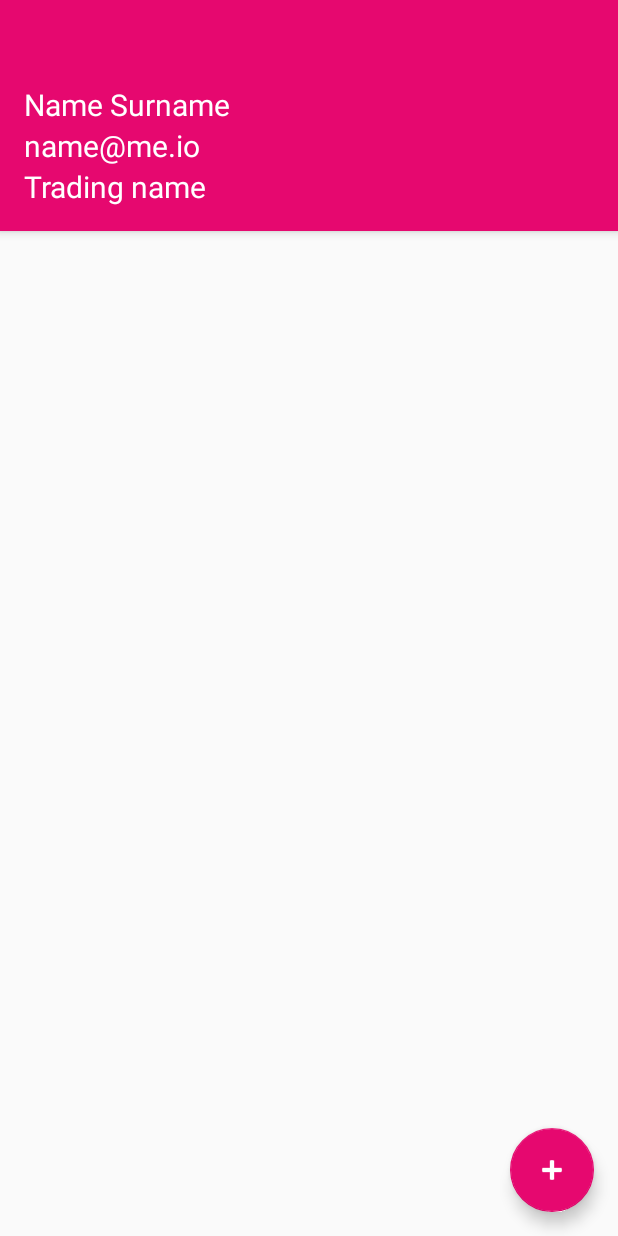
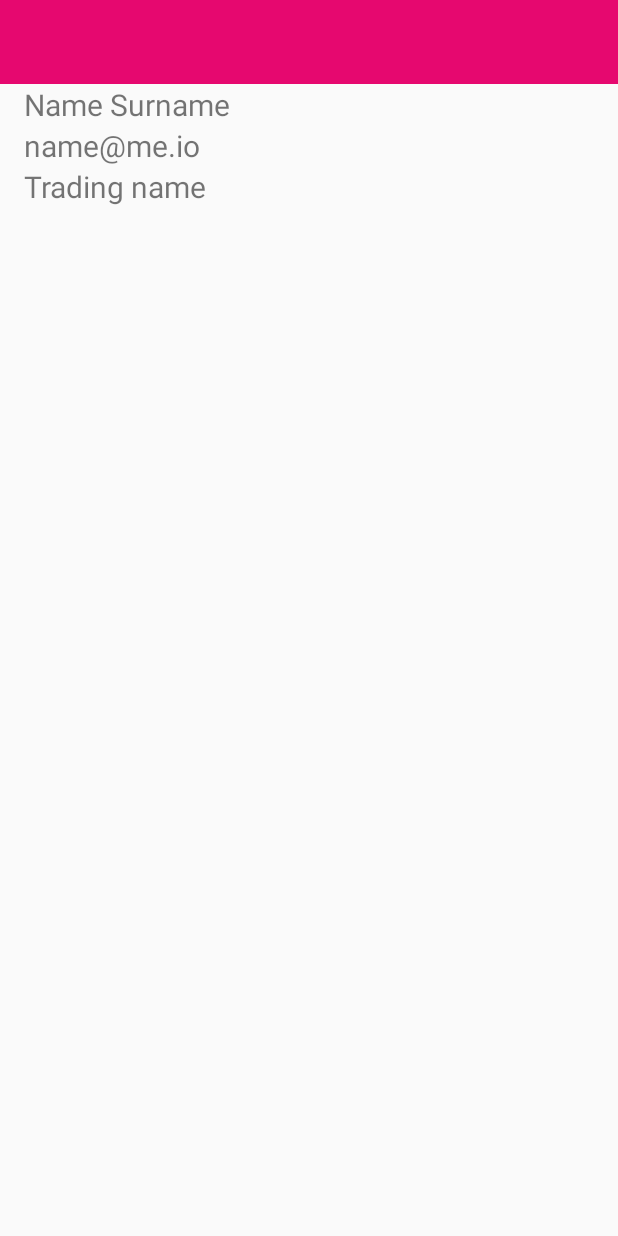
Before and after one commit to EGecius/RealmSync_Demo, an Android app: the layout activity_profile.xml on its own in the app's theme, with its tools: preview values and no code run, on a phone screen of 412 x 824 dp. Run offline under Robolectric (Android 15) with nearby library versions, the phone set to English and light mode, and no system bars.

Commit message:
show profile fields only in profile activity

```diff
--- a/app/src/main/res/layout/activity_profile.xml
+++ b/app/src/main/res/layout/activity_profile.xml
@@ -1,15 +1,11 @@
 <?xml version="1.0" encoding="utf-8"?>
-<android.support.design.widget.CoordinatorLayout xmlns:android="http://schemas.android.com/apk/res/android"
+<LinearLayout xmlns:android="http://schemas.android.com/apk/res/android"
     xmlns:app="http://schemas.android.com/apk/res-auto"
     xmlns:tools="http://schemas.android.com/tools"
     android:layout_width="match_parent"
     android:layout_height="match_parent"
+    android:orientation="vertical"
     tools:context=".transactions.TransactionsActivity">
-
-    <android.support.design.widget.AppBarLayout
-        android:layout_width="match_parent"
-        android:layout_height="wrap_content"
-        android:theme="@style/AppTheme.AppBarOverlay">
 
     <android.support.v7.widget.Toolbar
         android:id="@+id/toolbar"
@@ -21,10 +17,10 @@
     <LinearLayout
         android:layout_width="match_parent"
         android:layout_height="wrap_content"
+        android:orientation="vertical"
         android:paddingStart="16dp"
         android:paddingEnd="16dp"
-            android:paddingBottom="16dp"
-            android:orientation="vertical">
+        android:paddingBottom="16dp">
 
         <TextView
             android:id="@+id/name"
@@ -43,18 +39,4 @@
 
     </LinearLayout>
 
-    </android.support.design.widget.AppBarLayout>
-
-
-    <include layout="@layout/content_items" />
-
-    <android.support.design.widget.FloatingActionButton
-        android:id="@+id/fab"
-        android:layout_width="wrap_content"
-        android:layout_height="wrap_content"
-        android:layout_gravity="bottom|end"
-        android:layout_margin="@dimen/fab_margin"
-        android:tint="@android:color/white"
-        app:srcCompat="@android:drawable/ic_input_add" />
-
-</android.support.design.widget.CoordinatorLayout>
+</LinearLayout>
--- a/app/src/main/res/values/styles.xml
+++ b/app/src/main/res/values/styles.xml
@@ -74,7 +74,6 @@
 
     <style name="ProfileItem">
         <item name="android:textSize">20sp</item>
-        <item name="android:textColor">@android:color/white</item>
         <item name="android:layout_width">wrap_content</item>
         <item name="android:layout_height">wrap_content</item>
     </style>
```
Also changed, not shown: app/src/main/java/io/realm/todo/ProfileActivity.kt (+16 -0 lines), app/src/main/java/io/realm/todo/transactions/TransactionsActivity.kt (+0 -14 lines), app/src/main/res/layout/activity_transactions.xml (+0 -25 lines). Lines whose indentation alone changed are shown as unchanged.
